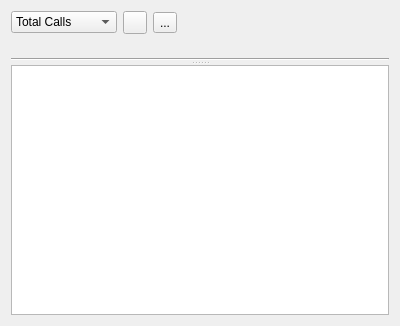
The window that src/diagnostic/ui/ProfWindow.ui (PearCoding/PearRay) describes before a commit, drawn with Qt 5.
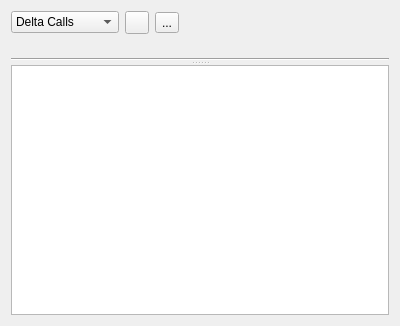
The same window after the commit. Icons and pictures are not drawn. Custom widgets are drawn as their Qt base class.

```diff
--- a/src/diagnostic/ui/ProfWindow.ui
+++ b/src/diagnostic/ui/ProfWindow.ui
@@ -65,16 +65,29 @@
           </property>
           <item>
            <widget class="QComboBox" name="showModeCB">
+            <property name="currentIndex">
+             <number>1</number>
+            </property>
             <item>
              <property name="text">
               <string>Total Calls</string>
              </property>
             </item>
+            <item>
+             <property name="text">
+              <string>Delta Calls</string>
+             </property>
+            </item>
             <item>
              <property name="text">
               <string>Total Duration</string>
              </property>
             </item>
+            <item>
+             <property name="text">
+              <string>Delta Duration</string>
+             </property>
+            </item>
             <item>
              <property name="text">
               <string>Avg. Duration</string>
```
